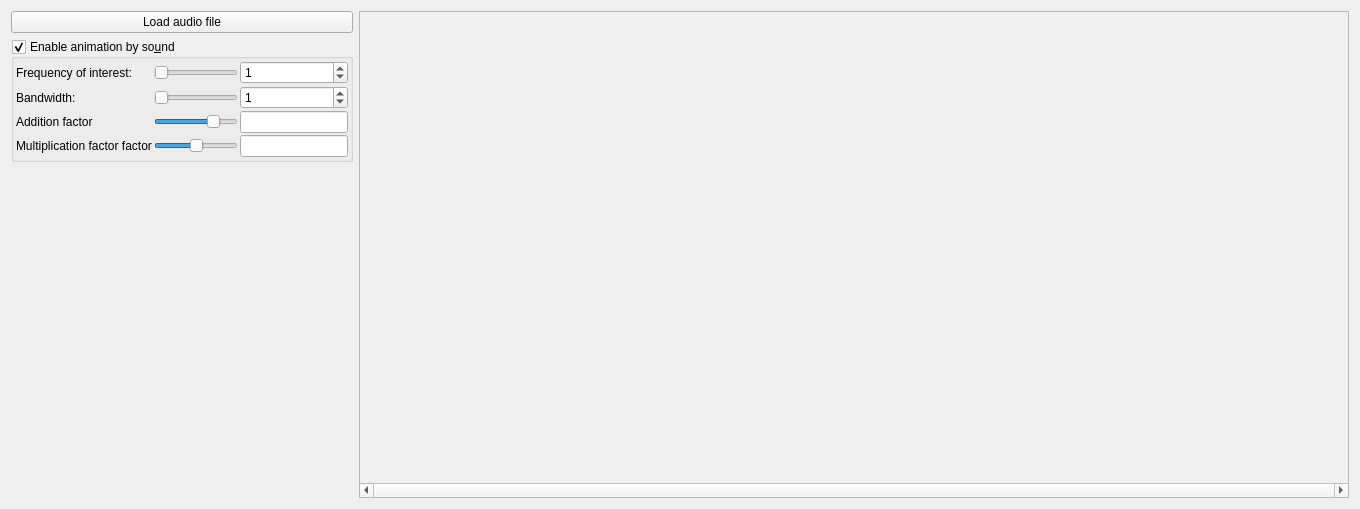
The window that mandelbulber2/qt/audio_selector.ui (buddhi1980/mandelbulber2) describes before a commit, drawn with Qt 5.
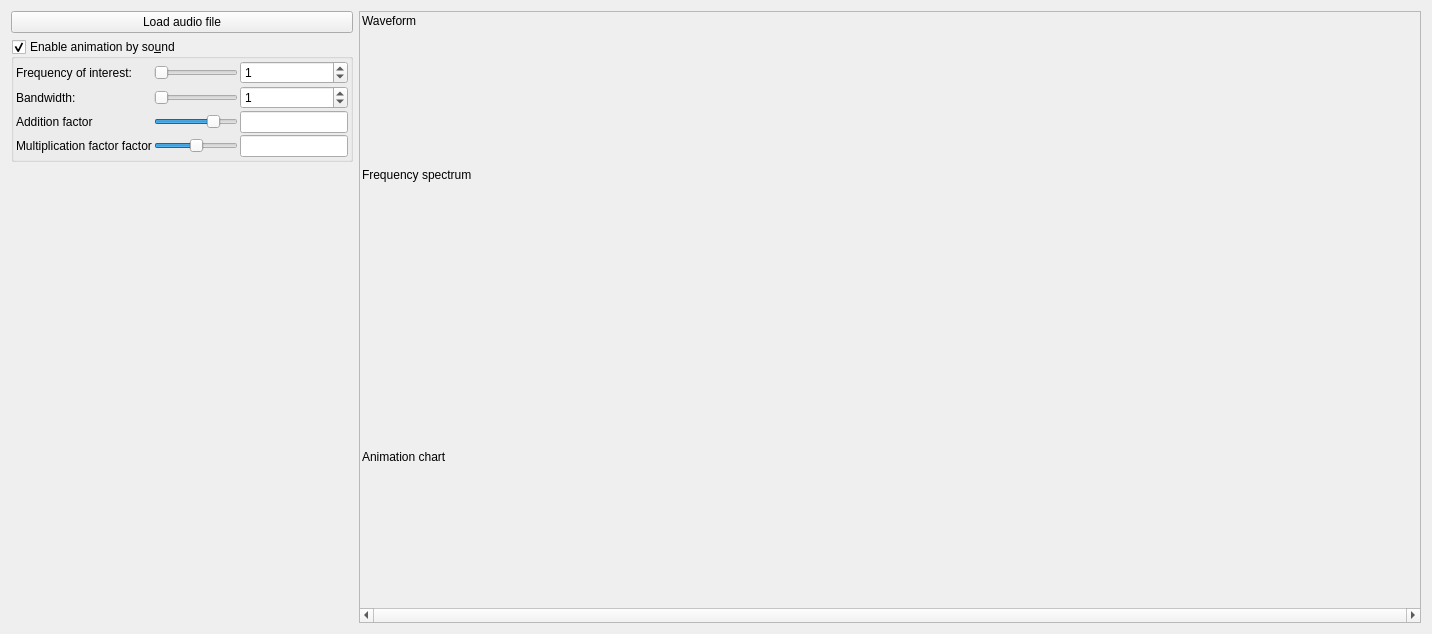
The same window after the commit. Custom widgets are drawn as their Qt base class.

Commit message: Added view of processed audio signal which will be use to animate fractal parameters. It is calculated as a average amplitude of audio from selected frequency band. TODO: connect frequency sliders to cAnimAudioView. Actually frequency range is hardcoded.

Diff of the .ui file:
```diff
--- a/mandelbulber2/qt/audio_selector.ui
+++ b/mandelbulber2/qt/audio_selector.ui
@@ -6,8 +6,8 @@
    <rect>
     <x>0</x>
     <y>0</y>
-    <width>1360</width>
-    <height>509</height>
+    <width>1432</width>
+    <height>634</height>
    </rect>
   </property>
   <property name="windowTitle">
@@ -257,9 +257,15 @@
      </item>
      <item>
       <widget class="QScrollArea" name="scrollArea">
+       <property name="verticalScrollBarPolicy">
+        <enum>Qt::ScrollBarAlwaysOff</enum>
+       </property>
        <property name="horizontalScrollBarPolicy">
         <enum>Qt::ScrollBarAlwaysOn</enum>
        </property>
+       <property name="sizeAdjustPolicy">
+        <enum>QAbstractScrollArea::AdjustIgnored</enum>
+       </property>
        <property name="widgetResizable">
         <bool>true</bool>
        </property>
@@ -268,8 +274,8 @@
          <rect>
           <x>0</x>
           <y>0</y>
-          <width>981</width>
-          <height>476</height>
+          <width>1053</width>
+          <height>601</height>
          </rect>
         </property>
         <layout class="QVBoxLayout" name="verticalLayout_2">
@@ -285,6 +291,13 @@
          <property name="bottomMargin">
           <number>2</number>
          </property>
+         <item>
+          <widget class="QLabel" name="label">
+           <property name="text">
+            <string>Waveform</string>
+           </property>
+          </widget>
+         </item>
          <item>
           <widget class="cWaveFormView" name="waveForm" native="true">
            <property name="sizePolicy">
@@ -313,6 +326,13 @@
            </property>
           </widget>
          </item>
+         <item>
+          <widget class="QLabel" name="label_2">
+           <property name="text">
+            <string>Frequency spectrum</string>
+           </property>
+          </widget>
+         </item>
          <item>
           <widget class="cFFTView" name="fft" native="true">
            <property name="sizePolicy">
@@ -335,6 +355,54 @@
            </property>
           </widget>
          </item>
+         <item>
+          <widget class="QLabel" name="label_3">
+           <property name="text">
+            <string>Animation chart</string>
+           </property>
+          </widget>
+         </item>
+         <item>
+          <widget class="cAnimAudioView" name="animAudioView" native="true">
+           <property name="sizePolicy">
+            <sizepolicy hsizetype="Preferred" vsizetype="Fixed">
+             <horstretch>0</horstretch>
+             <verstretch>0</verstretch>
+            </sizepolicy>
+           </property>
+           <property name="minimumSize">
+            <size>
+             <width>0</width>
+             <height>128</height>
+            </size>
+           </property>
+           <property name="maximumSize">
+            <size>
+             <width>16777215</width>
+             <height>128</height>
+            </size>
+           </property>
+           <property name="baseSize">
+            <size>
+             <width>0</width>
+             <height>0</height>
+            </size>
+           </property>
+          </widget>
+         </item>
+         <item>
+          <spacer name="verticalSpacer_2">
+           <property name="orientation">
+            <enum>Qt::Vertical</enum>
+           </property>
+           <property name="sizeHint" stdset="0">
+            <size>
+             <width>20</width>
+             <height>40</height>
+            </size>
+           </property>
+          </spacer>
+         </item>
         </layout>
        </widget>
       </widget>
@@ -372,6 +440,12 @@
    <header>my_group_box.h</header>
    <container>1</container>
   </customwidget>
+  <customwidget>
+   <class>cAnimAudioView</class>
+   <extends>QWidget</extends>
+   <header>anim_audio_view.h</header>
+   <container>1</container>
+  </customwidget>
  </customwidgets>
  <resources/>
  <connections/>
```
The commit also changes 9 other files.
